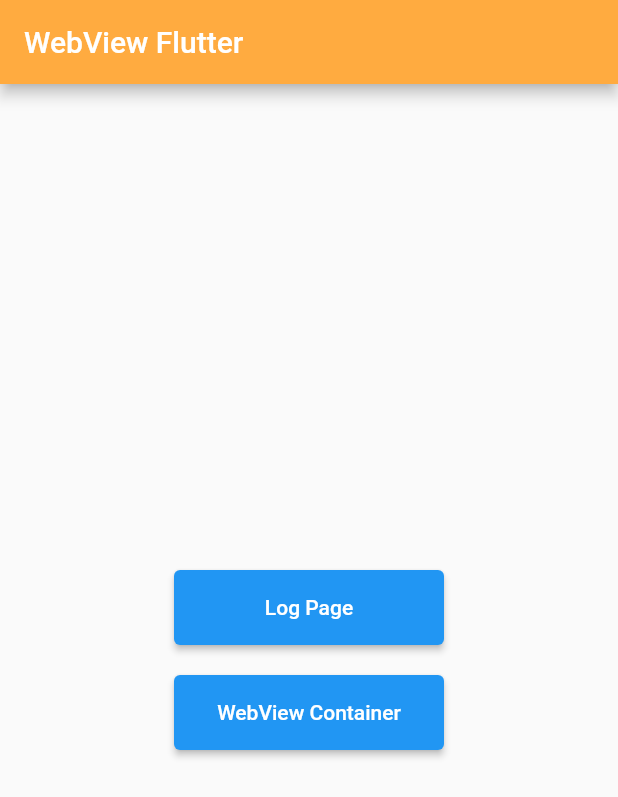
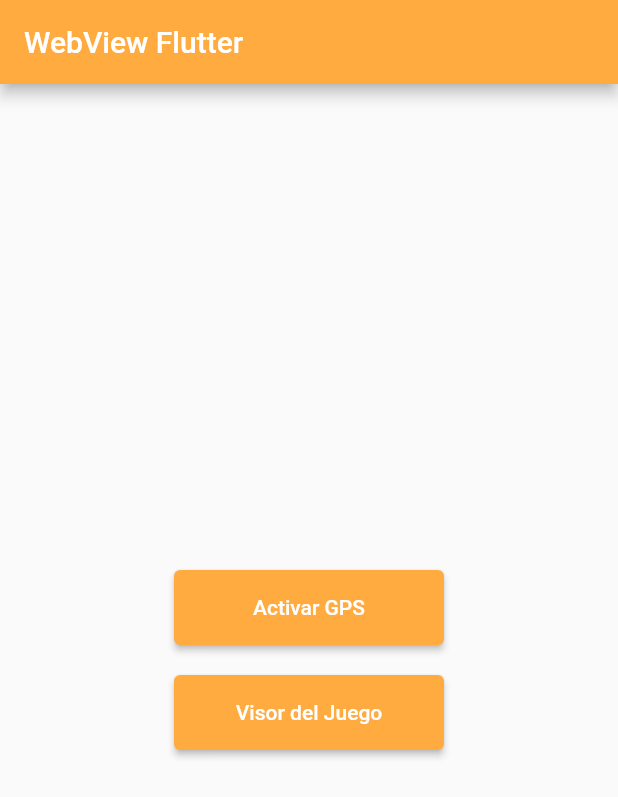
Before and after one commit to 120m4n/flutter_background_location, a Flutter app: the screen it shows after launch, on a phone screen of 412 x 824 dp. Shown: the top 797 px of the screen. Run offline on Flutter 3.47's test engine with Material 2 defaults, Android fonts, the light colour scheme and no system bars; our stand-ins replace get_it, hive_flutter, webview_flutter; missing offline and left inert: flutter_background_geolocation; accounts and stored records are empty.

Commit message:
se actualiza la cantidad de puntos en backup

```diff
--- a/lib/main.dart
+++ b/lib/main.dart
@@ -19,8 +19,8 @@ void main() async {
 
   await bg.BackgroundGeolocation.ready(
     bg.Config(
-        // autoSyncThreshold: 3,
-        desiredAccuracy: bg.Config.DESIRED_ACCURACY_LOWEST,
+        autoSyncThreshold: 7,
+        desiredAccuracy: bg.Config.DESIRED_ACCURACY_NAVIGATION,
         distanceFilter: 5.0,
         disableElasticity: false,
         stopOnTerminate: false,
@@ -95,14 +95,14 @@ class _MainPageState extends State<MainPage> {
         mainAxisAlignment: MainAxisAlignment.center,
         // crossAxisAlignment: CrossAxisAlignment.center,
         children: [
-          Button('Log Page', () {
+          Button('Activar GPS', () {
             Navigator.pushNamed(context, '/logPage');
           }),
           const SizedBox(
             height: 20,
             // width: 250,
           ),
-          Button('WebView Container', () {
+          Button('Visor del Juego', () {
             Navigator.pushNamed(context, '/webViewController');
           })
         ],
--- a/lib/widgets/btn_custom.dart
+++ b/lib/widgets/btn_custom.dart
@@ -19,7 +19,7 @@ class MyButton extends StatelessWidget {
       // color: color,
       margin: const EdgeInsets.only(left: 10, right: 10, bottom: 5, top: 5),
       decoration: BoxDecoration(
-          color: Colors.amber,
+          color: Colors.orangeAccent,
           borderRadius: BorderRadius.circular(10),
           border: Border.all(color: Colors.black),
           boxShadow: [
@@ -55,6 +55,9 @@ class Button extends StatelessWidget {
       //   fit: BoxFit.fitHeight,
       child: ElevatedButton(
         onPressed: callback, // Simply put the function name here, DON'T use ()
+        style: ButtonStyle(
+          backgroundColor: MaterialStateProperty.all(Colors.orangeAccent),
+        ),
         child: Text(text),
       ),
       // )
```
